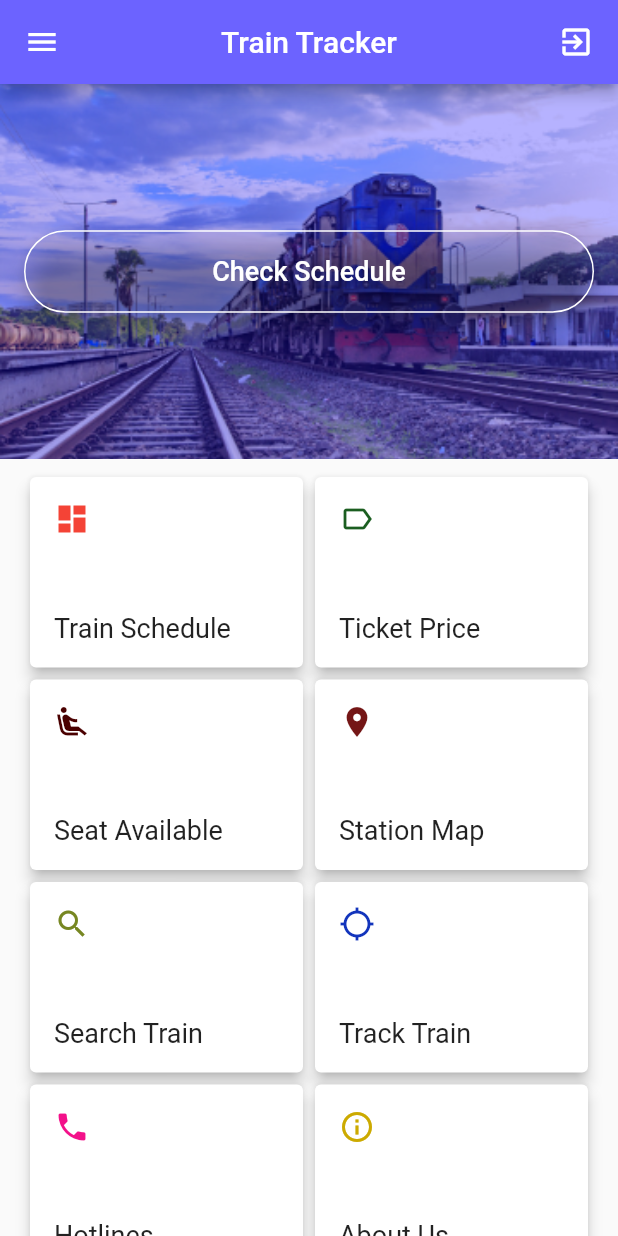
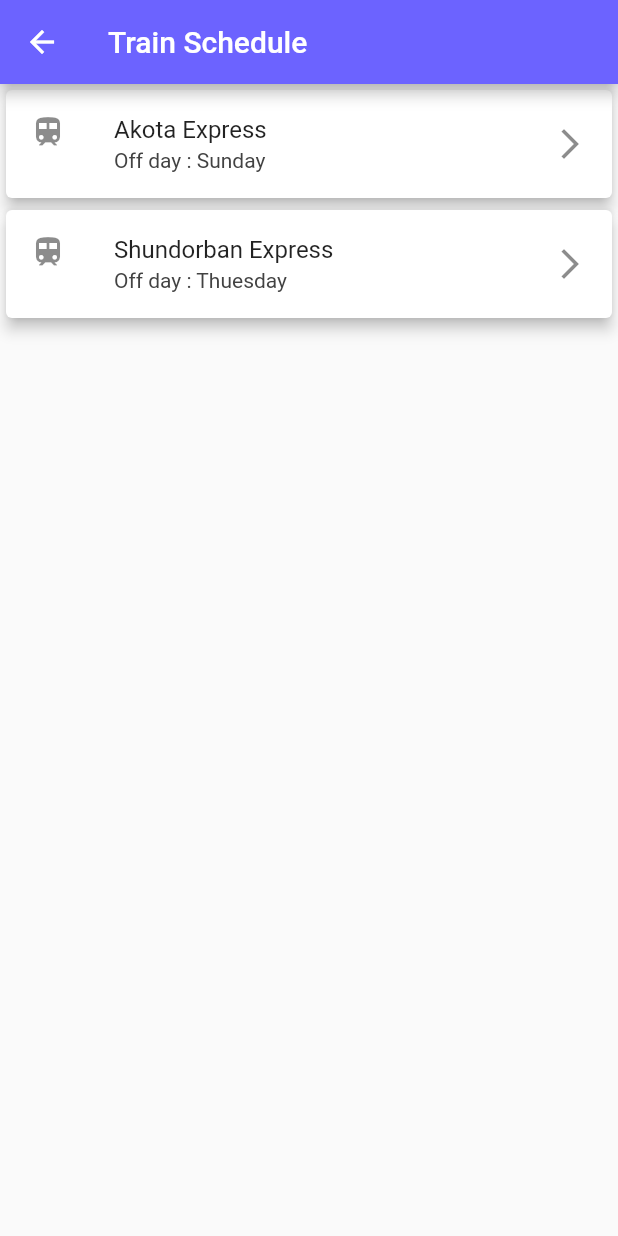
Before and after one commit to RafatMeraz/train_tracker, a Flutter app: the DashBoard screen opened directly, after a tap on "Train Schedule", on a phone screen of 412 x 824 dp. Run offline on Flutter 3.47's test engine with Material 2 defaults, Android fonts, the phone set to English and light mode, and no system bars; missing offline and left inert: search_app_bar.

Commit message:
Train Schedule Design Done

```diff
--- a/lib/screens/dashboard_screen.dart
+++ b/lib/screens/dashboard_screen.dart
@@ -2,6 +2,7 @@ import 'package:flutter/cupertino.dart';
 import 'package:traintracker/utils/reuseable_widgets.dart';
 import 'package:traintracker/utils/constants.dart';
 import 'package:flutter/material.dart';
+import 'train_schedule.dart';
 
 class DashBoard extends StatefulWidget {
   @override
@@ -77,7 +78,11 @@ class _DashBoardState extends State<DashBoard> {
                   children: <Widget>[
                     Expanded(
                       child: MenuCard(
-                        onTap: () {},
+                        onTap: () {
+                          Navigator.push(context, MaterialPageRoute(
+                              builder: (BuildContext context) => TrainSchedule()
+                          ));
+                        },
                         icon: Icons.dashboard,
                         iconColor: Colors.red,
                         menuName: 'Train Schedule',
--- /dev/null
+++ b/lib/screens/train_schedule.dart
@@ -0,0 +1,72 @@
+import 'package:flutter/cupertino.dart';
+import 'package:search_app_bar/search_app_bar.dart';
+import 'package:traintracker/utils/reuseable_widgets.dart';
+import 'package:traintracker/utils/constants.dart';
+import 'package:flutter/material.dart';
+
+class TrainSchedule extends StatefulWidget {
+  @override
+  _TrainScheduleState createState() => _TrainScheduleState();
+}
+
+class _TrainScheduleState extends State<TrainSchedule> {
+  @override
+  Widget build(BuildContext context) {
+    return Scaffold(
+      appBar: AppBar(
+        backgroundColor: kMainColor,
+        title: Text('Train Schedule'),
+      ),
+      body: ListView(
+        children: <Widget>[
+          TrainCard(
+            trainName: 'Akota Express',
+            offDay: 'Sunday',
+          ),
+          TrainCard(
+            trainName: 'Shundorban Express',
+            offDay: 'Thuesday',
+          )
+        ],
+      ),
+    );
+  }
+}
+
+class TrainCard extends StatelessWidget {
+  TrainCard({@required this.trainName, @required this.offDay});
+
+  final String trainName;
+  final String offDay;
+
+  @override
+  Widget build(BuildContext context) {
+    return Card(
+      elevation: 4,
+      child: ListTile(
+        leading: Icon(
+          Icons.train
+        ),
+        title: Text(
+          '$trainName'
+        ),
+        subtitle: RichText(
+          text: TextSpan(
+            text: 'Off day : ',
+            style: TextStyle(
+              color: Colors.grey[800]
+            ),
+            children: <TextSpan>[
+              TextSpan(
+                text: '$offDay'
+              )
+            ]
+          ),
+        ),
+        trailing: Icon(
+          Icons.arrow_forward_ios
+        ),
+      ),
+    );
+  }
+}
--- a/pubspec.yaml
+++ b/pubspec.yaml
@@ -23,6 +23,7 @@ dependencies:
   # The following adds the Cupertino Icons font to your application.
   # Use with the CupertinoIcons class for iOS style icons.
   cupertino_icons: ^0.1.2
+  search_app_bar: ^1.0.2+2
 
 dev_dependencies:
   flutter_test:
```
Also changed, not shown: pubspec.lock.
